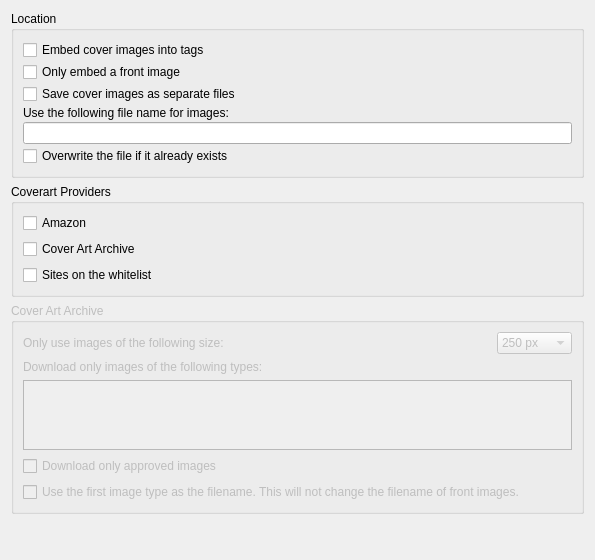
Old version of the form ui/options_cover.ui in the repository metabrainz/picard.
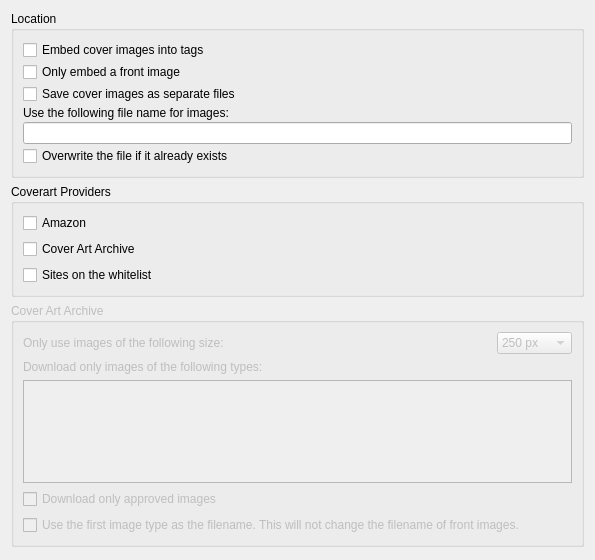
New version of the form.

Commit message: Make Cover Art Type selector use available space

Diff of the .ui file:
```diff
--- a/ui/options_cover.ui
+++ b/ui/options_cover.ui
@@ -162,17 +162,11 @@
       <item>
        <widget class="QListWidget" name="caa_types_selector_1">
         <property name="sizePolicy">
-         <sizepolicy hsizetype="MinimumExpanding" vsizetype="Preferred">
+         <sizepolicy hsizetype="Expanding" vsizetype="Expanding">
           <horstretch>0</horstretch>
           <verstretch>0</verstretch>
          </sizepolicy>
         </property>
-        <property name="maximumSize">
-         <size>
-          <width>16777215</width>
-          <height>80</height>
-         </size>
-        </property>
         <property name="horizontalScrollBarPolicy">
          <enum>Qt::ScrollBarAsNeeded</enum>
         </property>
```
The commit also changes 1 other file.
